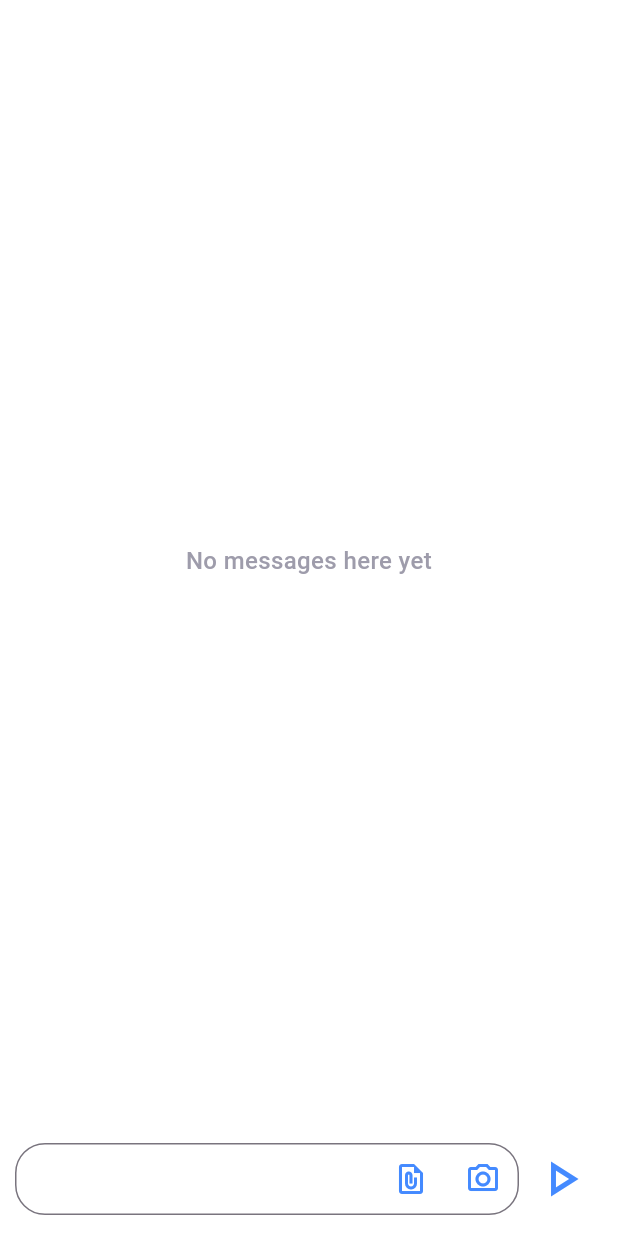
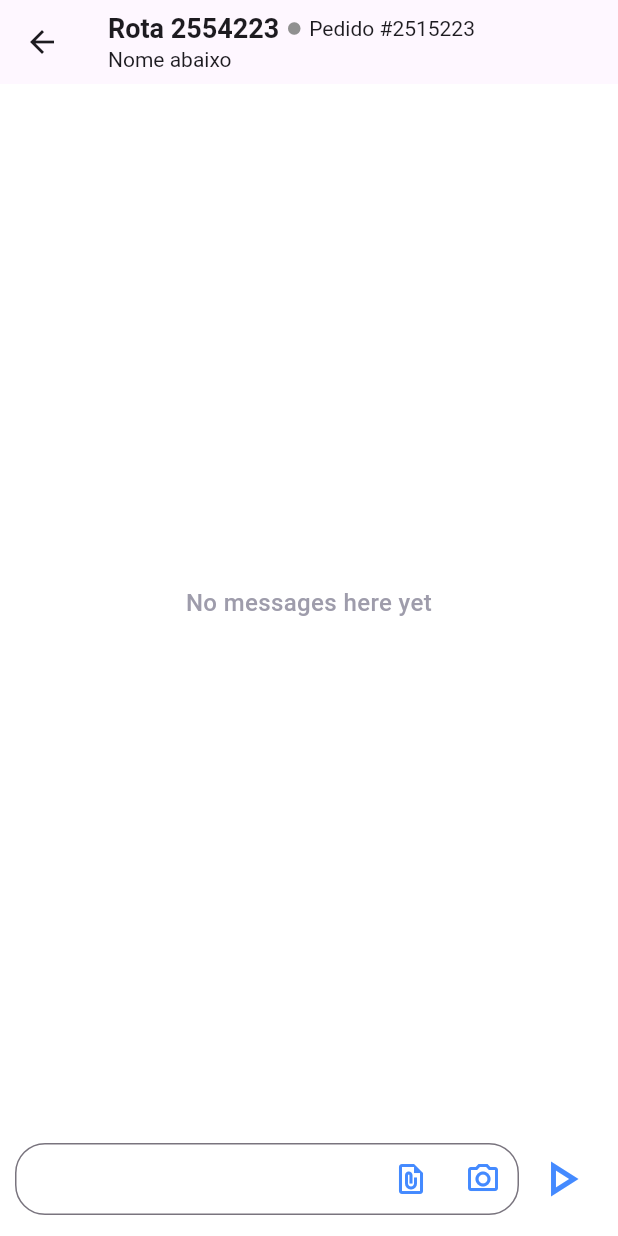
Before and after one commit to leonanmar886/flutter_chat, a Flutter app: the screen it shows after launch, on a phone screen of 412 x 824 dp. Run offline on Flutter 3.47's test engine with Material 3 defaults, Android fonts, the phone set to English and light mode, and no system bars; our stand-ins replace bubble, file_picker, flutter_chat_types, flutter_chat_ui, image_picker, open_filex.

Commit message:
header is done

```diff
--- a/lib/main.dart
+++ b/lib/main.dart
@@ -46,6 +46,39 @@ class _MyHomePageState extends State<MyHomePage> {
 
   @override
   Widget build(BuildContext context) => Scaffold(
+        appBar: AppBar(
+            leading: IconButton(
+            icon: const Icon(Icons.arrow_back),
+            onPressed: () {
+              Navigator.pop(context);
+            },
+          ),
+          title: const Column(
+            mainAxisAlignment: MainAxisAlignment.center,
+            crossAxisAlignment: CrossAxisAlignment.start,
+            children: [
+                Row(
+                  children: [
+                    Text(
+                      'Rota 2554223',
+                      style: TextStyle(fontSize: 18.0, fontWeight: FontWeight.bold),
+                    ),
+                    SizedBox(width: 5.0),
+                    Icon(Icons.circle, color: Color(0xFF909090), size: 10.0),
+                    SizedBox(width: 5.0),
+                    Text(
+                      'Pedido #2515223',
+                      style: TextStyle(fontSize: 14.0, fontWeight: FontWeight.normal),
+                    )
+                  ]
+                ),
+              Text(
+                'Nome abaixo',
+                style: TextStyle(fontSize: 14.0, fontWeight: FontWeight.normal),
+              ),
+            ],
+          ),
+        ),
         body: Chat(
           messages: _messages,
           onAttachmentPressed: _handleAttachmentPressed,
```
